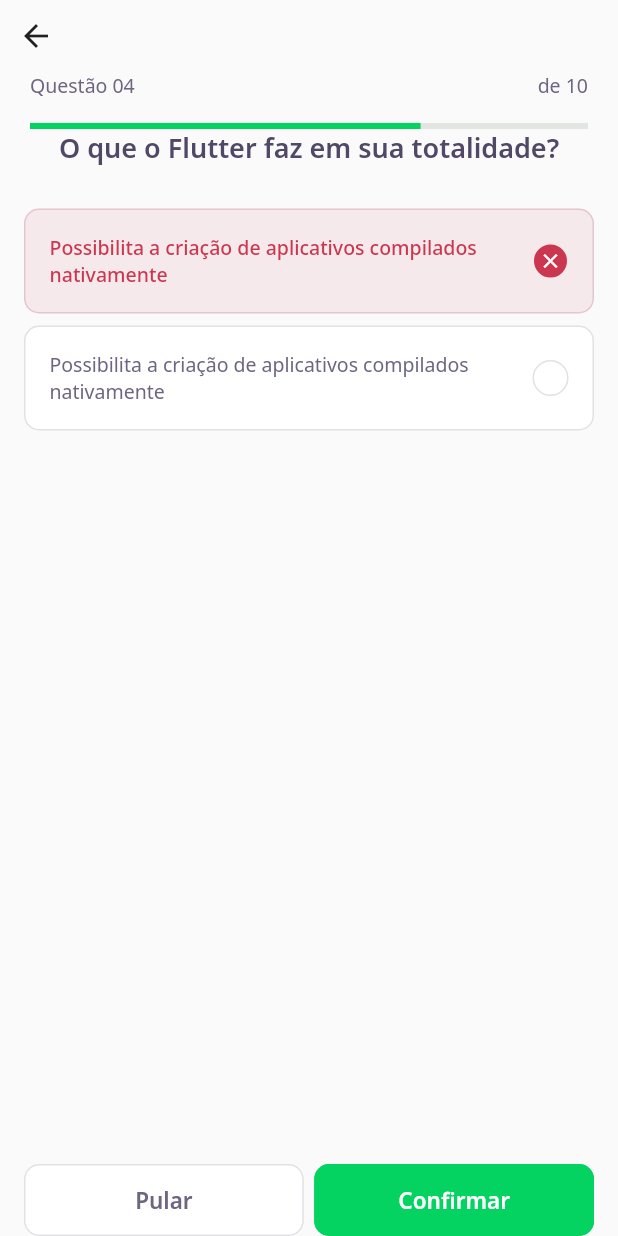
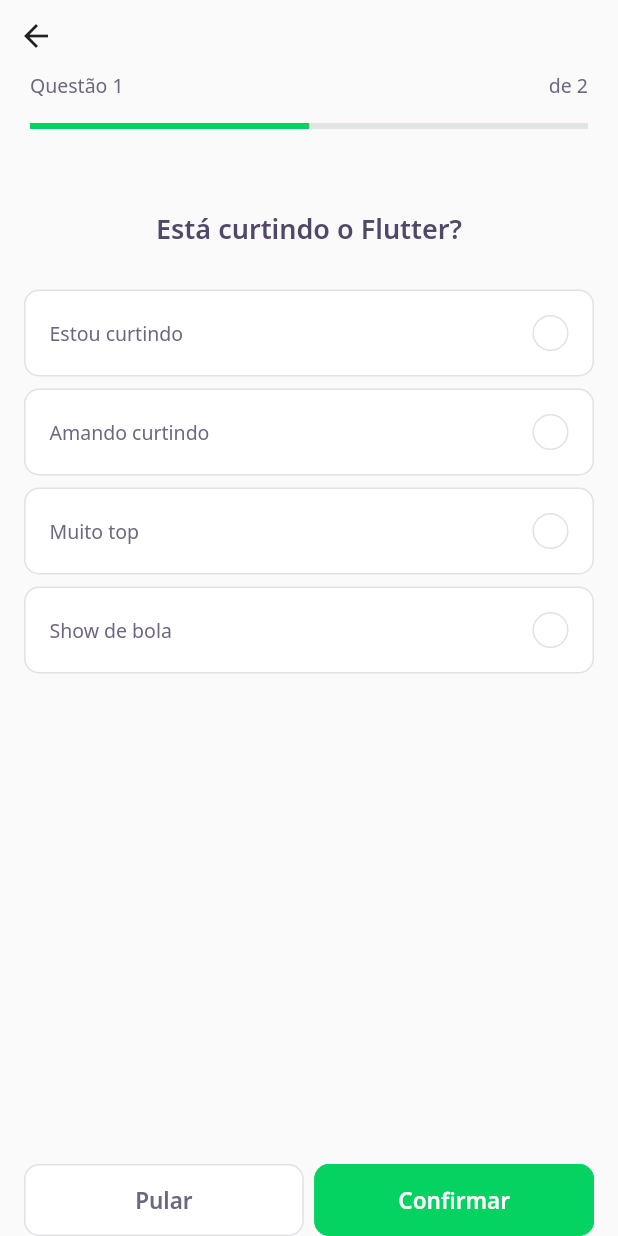
Before and after one commit to VialdeSouza/dev-quiz-flutter, a Flutter app: the screen it shows after launch, after a tap on "NLW 5 Flutter", on a phone screen of 412 x 824 dp. Run offline on Flutter 3.47's test engine with Material 2 defaults, Android fonts, the phone set to English and light mode, and no system bars; our stand-ins replace google_fonts; accounts and stored records are empty; network calls fail.

Commit message:
feat: ChallengeController

```diff
--- /dev/null
+++ b/lib/challenge/challenge_controller.dart
@@ -0,0 +1,7 @@
+import 'package:flutter/foundation.dart';
+
+class ChallengeController{
+  final currentPageNotifier = ValueNotifier<int>(1);
+  int get currentPage => currentPageNotifier.value;
+   set currentPage (int value) => currentPageNotifier.value = value;
+}
--- a/lib/challenge/challenge_page.dart
+++ b/lib/challenge/challenge_page.dart
@@ -1,15 +1,31 @@
+import 'package:DevQuiz/challenge/challenge_controller.dart';
+import 'package:flutter/material.dart';
 import 'package:DevQuiz/challenge/widgets/next_button/next_button_widget.dart';
 import 'package:DevQuiz/challenge/widgets/question_indicator/question_indicator_widget.dart';
 import 'package:DevQuiz/challenge/widgets/quiz/quiz_widget.dart';
-import 'package:flutter/material.dart';
+import 'package:DevQuiz/shared/models/question_model.dart';
 
 class ChallengePage extends StatefulWidget {
+  final List<QuestionModel> questions;
+  const ChallengePage({
+    Key? key,
+    required this.questions,
+  }) : super(key: key);
   @override
   _ChallengePageState createState() => _ChallengePageState();
 }
 
 class _ChallengePageState extends State<ChallengePage> {
+  final controller = ChallengeController();
+  final pageController = PageController();
   @override
+  void initState() {
+    pageController.addListener(() {
+      controller.currentPage = pageController.page!.toInt() + 1;
+    });
+    super.initState();
+  }
+
   Widget build(BuildContext context) {
     return Scaffold(
       appBar: PreferredSize(
@@ -20,12 +36,26 @@ class _ChallengePageState extends State<ChallengePage> {
             crossAxisAlignment: CrossAxisAlignment.start,
             children: [
               BackButton(),
-              QuestionIndicatorWidget(),
+              ValueListenableBuilder<int>(
+                valueListenable: controller.currentPageNotifier,
+                builder: (context, value, _) => QuestionIndicatorWidget(
+                  currentPage: value,
+                  length: widget.questions.length,
+                ),
+              )
             ],
           ),
         ),
       ),
-      body: QuizWidget(title: 'O que o Flutter faz em sua totalidade?'),
+      body: PageView(
+        physics: NeverScrollableScrollPhysics(),
+        controller: pageController,
+        children: widget.questions
+            .map((e) => QuizWidget(
+                  question: e,
+                ))
+            .toList(),
+      ),
       bottomNavigationBar: SafeArea(
         bottom: true,
         child: Padding(
@@ -36,7 +66,11 @@ class _ChallengePageState extends State<ChallengePage> {
               Expanded(
                   child: NextButtonWidget.white(
                 label: "Pular",
-                onTap: () {},
+                onTap: () {
+                  pageController.nextPage(
+                      duration: Duration(milliseconds: 200),
+                      curve: Curves.easeInToLinear);
+                },
               )),
               SizedBox(width: 7),
               Expanded(
--- a/lib/challenge/widgets/awnser/awnser_widget.dart
+++ b/lib/challenge/widgets/awnser/awnser_widget.dart
@@ -10,7 +10,7 @@ class AwnserWidget extends StatelessWidget {
     Key? key,
     required this.title,
     this.isRight = false,
-    this.isSelected = true,
+    this.isSelected = false,
   }) : super(key: key);
 
   Color get _selectedColorRight =>
--- a/lib/challenge/widgets/question_indicator/question_indicator_widget.dart
+++ b/lib/challenge/widgets/question_indicator/question_indicator_widget.dart
@@ -1,8 +1,17 @@
+import 'package:flutter/material.dart';
+
 import 'package:DevQuiz/core/app_text_styles.dart';
 import 'package:DevQuiz/shared/widgets/progress_indicator/progress_indicator_widget.dart';
-import 'package:flutter/material.dart';
 
 class QuestionIndicatorWidget extends StatelessWidget {
+  final int currentPage;
+  final int length;
+
+  const QuestionIndicatorWidget({
+    Key? key,
+    required this.currentPage,
+    required this.length,
+  }) : super(key: key);
   @override
   Widget build(BuildContext context) {
     return Container(
@@ -13,17 +22,19 @@ class QuestionIndicatorWidget extends StatelessWidget {
             mainAxisAlignment: MainAxisAlignment.spaceBetween,
             children: [
               Text(
-                "Questão 04",
+                "Questão $currentPage",
                 style: AppTextStyles.body,
               ),
               Text(
-                "de 10",
+                "de $length",
                 style: AppTextStyles.body,
               )
             ],
           ),
           SizedBox(height: 16),
-          ProgressIndicatorWidget(value: 0.7)
+          ProgressIndicatorWidget(
+            value: currentPage / length,
+          )
         ],
       ),
     );
--- a/lib/challenge/widgets/quiz/quiz_widget.dart
+++ b/lib/challenge/widgets/quiz/quiz_widget.dart
@@ -1,25 +1,33 @@
+import 'package:flutter/material.dart';
+
 import 'package:DevQuiz/challenge/widgets/awnser/awnser_widget.dart';
 import 'package:DevQuiz/core/app_text_styles.dart';
-import 'package:flutter/material.dart';
+import 'package:DevQuiz/shared/models/question_model.dart';
 
 class QuizWidget extends StatelessWidget {
-  final String title;
-  const QuizWidget({Key? key, required this.title}) : super(key: key);
+  final QuestionModel question;
+  const QuizWidget({
+    Key? key,
+    required this.question,
+  }) : super(key: key);
   @override
   Widget build(BuildContext context) {
     return Container(
       child: Column(
         children: [
-          Text(title, style: AppTextStyles.heading),
+          SizedBox(
+            height: 54,
+          ),
+          Text(question.title, style: AppTextStyles.heading),
           SizedBox(
             height: 24,
           ),
-          AwnserWidget(
-              title:
-                  'Possibilita a criação de aplicativos compilados nativamente'),
-          AwnserWidget(
-              title:
-                  'Possibilita a criação de aplicativos compilados nativamente', isSelected: false,),
+          ...question.answers.map(
+            (e) => AwnserWidget(
+              title: e.title,
+              isRight: e.isRight,
+            ),
+          ).toList()
         ],
       ),
     );
--- a/lib/home/home_page.dart
+++ b/lib/home/home_page.dart
@@ -69,7 +69,9 @@ class _HomePageState extends State<HomePage> {
                               Navigator.push(
                                 context,
                                 MaterialPageRoute(
-                                  builder: (context) => ChallengePage(),
+                                  builder: (context) => ChallengePage(
+                                    questions: e.questions,
+                                  ),
                                 ),
                               );
                             },
```
